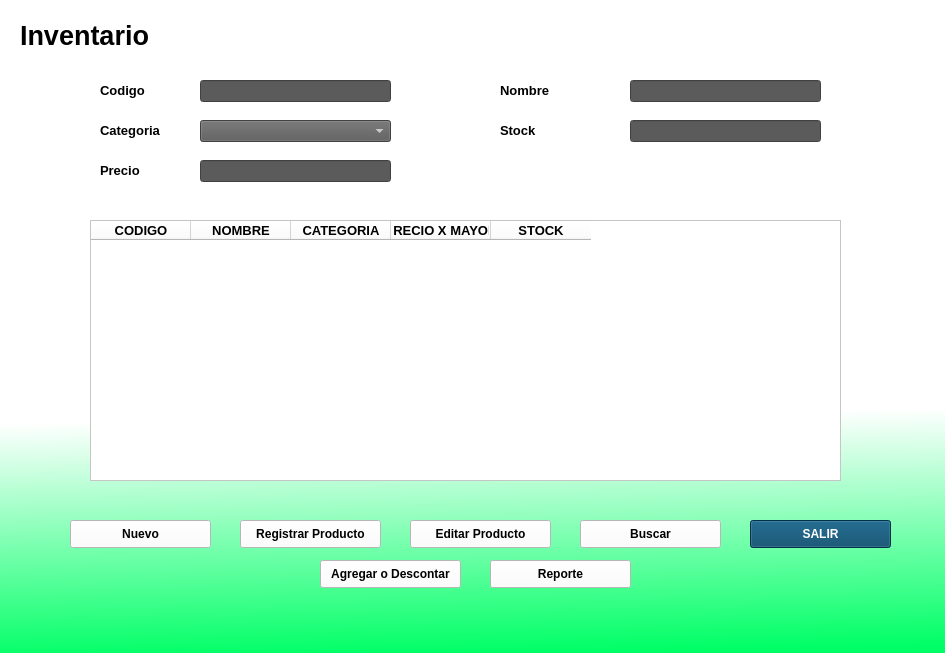
The window that ui/registro.ui (smallma876/system-maxident) describes before a commit, drawn with Qt 5.
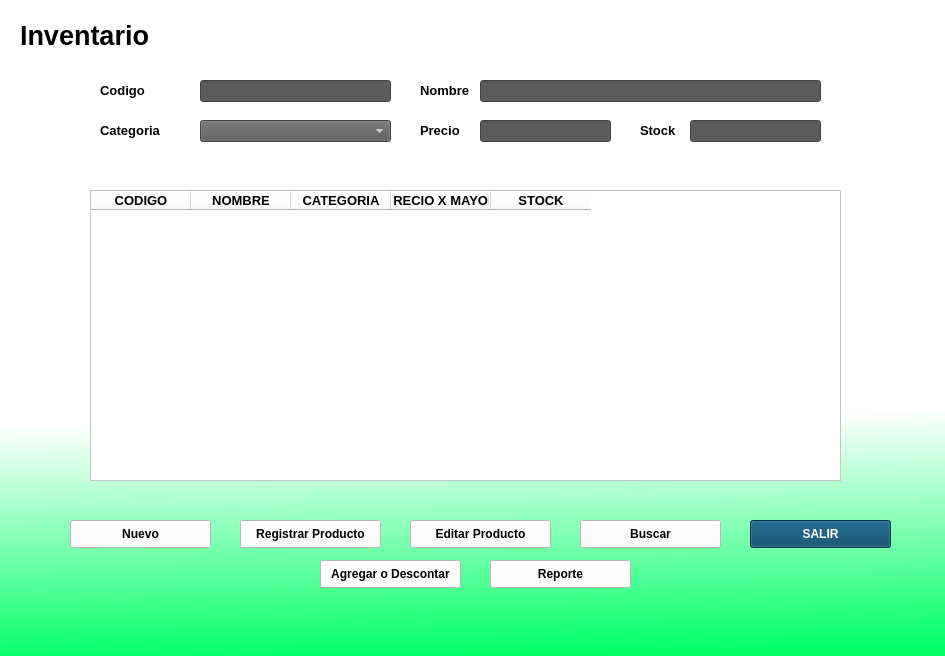
The same window after the commit.

Commit message: modificacion-boton-registro-producto

Patch:
```diff
--- a/ui/registro.ui
+++ b/ui/registro.ui
@@ -7,7 +7,7 @@
     <x>0</x>
     <y>0</y>
     <width>945</width>
-    <height>653</height>
+    <height>656</height>
    </rect>
   </property>
   <property name="font">
@@ -31,9 +31,9 @@
     <property name="geometry">
      <rect>
       <x>90</x>
-      <y>220</y>
+      <y>190</y>
       <width>751</width>
-      <height>261</height>
+      <height>291</height>
      </rect>
     </property>
     <property name="font">
@@ -156,9 +156,9 @@
    <widget class="QLabel" name="label_2">
     <property name="geometry">
      <rect>
-      <x>500</x>
+      <x>420</x>
       <y>80</y>
-      <width>111</width>
+      <width>51</width>
       <height>21</height>
      </rect>
     </property>
@@ -179,9 +179,9 @@
    <widget class="QLineEdit" name="nombreInput">
     <property name="geometry">
      <rect>
-      <x>630</x>
+      <x>480</x>
       <y>80</y>
-      <width>191</width>
+      <width>341</width>
       <height>22</height>
      </rect>
     </property>
@@ -246,9 +246,9 @@
    <widget class="QLabel" name="label_4">
     <property name="geometry">
      <rect>
-      <x>100</x>
-      <y>160</y>
-      <width>111</width>
+      <x>420</x>
+      <y>120</y>
+      <width>41</width>
       <height>21</height>
      </rect>
     </property>
@@ -269,9 +269,9 @@
    <widget class="QLabel" name="label_5">
     <property name="geometry">
      <rect>
-      <x>500</x>
+      <x>640</x>
       <y>120</y>
-      <width>111</width>
+      <width>41</width>
       <height>21</height>
      </rect>
     </property>
@@ -338,9 +338,9 @@
    <widget class="QLineEdit" name="stockInput">
     <property name="geometry">
      <rect>
-      <x>630</x>
+      <x>690</x>
       <y>120</y>
-      <width>191</width>
+      <width>131</width>
       <height>22</height>
      </rect>
     </property>
@@ -429,9 +429,9 @@
    <widget class="QLineEdit" name="precioInput">
     <property name="geometry">
      <rect>
-      <x>200</x>
-      <y>160</y>
-      <width>191</width>
+      <x>480</x>
+      <y>120</y>
+      <width>131</width>
       <height>22</height>
      </rect>
     </property>
```
The commit also changes 2 other files.
